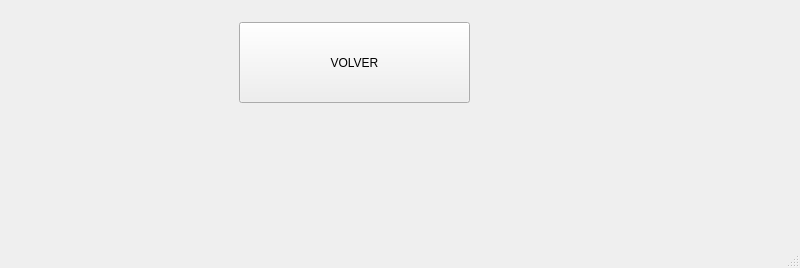
This is configuracion.ui in IvoDKHP/ProyectoEspecialidad4to as Qt 5 draws it before an edit. The edited form follows.
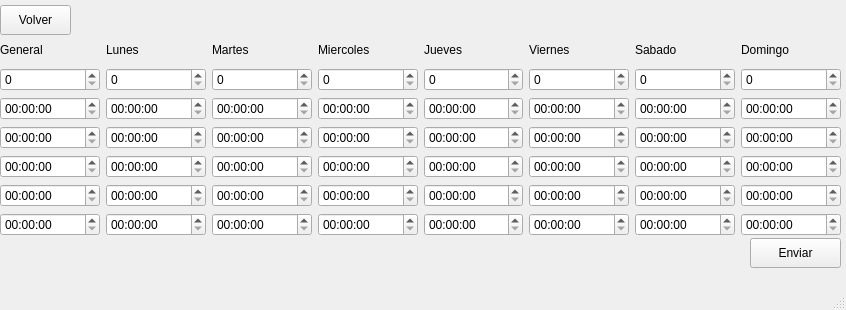
This is the edited form.

Diff of the .ui file:
```diff
--- a/configuracion.ui
+++ b/configuracion.ui
@@ -6,8 +6,8 @@
    <rect>
     <x>0</x>
     <y>0</y>
-    <width>800</width>
-    <height>268</height>
+    <width>846</width>
+    <height>310</height>
    </rect>
   </property>
   <property name="windowTitle">
@@ -17,14 +17,271 @@
    <widget class="QPushButton" name="pushButton">
     <property name="geometry">
      <rect>
-      <x>239</x>
-      <y>22</y>
-      <width>231</width>
-      <height>81</height>
+      <x>0</x>
+      <y>5</y>
+      <width>71</width>
+      <height>30</height>
      </rect>
     </property>
     <property name="text">
-     <string>VOLVER</string>
+     <string>Volver</string>
+    </property>
+   </widget>
+   <widget class="QWidget" name="horizontalLayoutWidget">
+    <property name="geometry">
+     <rect>
+      <x>0</x>
+      <y>37</y>
+      <width>841</width>
+      <height>199</height>
+     </rect>
+    </property>
+    <layout class="QHBoxLayout" name="SemanaLayout">
+     <item>
+      <layout class="QVBoxLayout" name="GeneralLayout">
+       <item>
+        <widget class="QLabel" name="cartel_general">
+         <property name="text">
+          <string>General</string>
+         </property>
+        </widget>
+       </item>
+       <item>
+        <widget class="QSpinBox" name="lm_grl"/>
+       </item>
+       <item>
+        <widget class="QTimeEdit" name="grl_tm1"/>
+       </item>
+       <item>
+        <widget class="QTimeEdit" name="grl_tm2"/>
+       </item>
+       <item>
+        <widget class="QTimeEdit" name="grl_tm3"/>
+       </item>
+       <item>
+        <widget class="QTimeEdit" name="grl_tm4"/>
+       </item>
+       <item>
+        <widget class="QTimeEdit" name="grl_tm5"/>
+       </item>
+      </layout>
+     </item>
+     <item>
+      <layout class="QVBoxLayout" name="LunesLayout">
+       <item>
+        <widget class="QLabel" name="cartel_lunes">
+         <property name="text">
+          <string>Lunes</string>
+         </property>
+        </widget>
+       </item>
+       <item>
+        <widget class="QSpinBox" name="lm_lu"/>
+       </item>
+       <item>
+        <widget class="QTimeEdit" name="lu_tm1"/>
+       </item>
+       <item>
+        <widget class="QTimeEdit" name="lu_tm2"/>
+       </item>
+       <item>
+        <widget class="QTimeEdit" name="lu_tm3"/>
+       </item>
+       <item>
+        <widget class="QTimeEdit" name="lu_tm4"/>
+       </item>
+       <item>
+        <widget class="QTimeEdit" name="lu_tm5"/>
+       </item>
+      </layout>
+     </item>
+     <item>
+      <layout class="QVBoxLayout" name="MartesLayout">
+       <item>
+        <widget class="QLabel" name="cartel_martes">
+         <property name="text">
+          <string>Martes</string>
+         </property>
+        </widget>
+       </item>
+       <item>
+        <widget class="QSpinBox" name="lm_mt"/>
+       </item>
+       <item>
+        <widget class="QTimeEdit" name="mt_tm1"/>
+       </item>
+       <item>
+        <widget class="QTimeEdit" name="mt_tm2"/>
+       </item>
+       <item>
+        <widget class="QTimeEdit" name="mt_tm3"/>
+       </item>
+       <item>
+        <widget class="QTimeEdit" name="mt_tm4"/>
+       </item>
+       <item>
+        <widget class="QTimeEdit" name="mt_tm5"/>
+       </item>
+      </layout>
+     </item>
+     <item>
+      <layout class="QVBoxLayout" name="MiercolesLayout">
+       <item>
+        <widget class="QLabel" name="cartel_miercoles">
+         <property name="text">
+          <string>Miercoles</string>
+         </property>
+        </widget>
+       </item>
+       <item>
+        <widget class="QSpinBox" name="lm_mc"/>
+       </item>
+       <item>
+        <widget class="QTimeEdit" name="mc_tm1"/>
+       </item>
+       <item>
+        <widget class="QTimeEdit" name="mc_tm2"/>
+       </item>
+       <item>
+        <widget class="QTimeEdit" name="mc_tm3"/>
+       </item>
+       <item>
+        <widget class="QTimeEdit" name="mc_tm4"/>
+       </item>
+       <item>
+        <widget class="QTimeEdit" name="mc_tm5"/>
+       </item>
+      </layout>
+     </item>
+     <item>
+      <layout class="QVBoxLayout" name="JuevesLayout">
+       <item>
+        <widget class="QLabel" name="cartel_jueves">
+         <property name="text">
+          <string>Jueves</string>
+         </property>
+        </widget>
+       </item>
+       <item>
+        <widget class="QSpinBox" name="lm_jv"/>
+       </item>
+       <item>
+        <widget class="QTimeEdit" name="jv_tm1"/>
+       </item>
+       <item>
+        <widget class="QTimeEdit" name="jv_tm2"/>
+       </item>
+       <item>
+        <widget class="QTimeEdit" name="jv_tm3"/>
+       </item>
+       <item>
+        <widget class="QTimeEdit" name="jv_tm4"/>
+       </item>
+       <item>
+        <widget class="QTimeEdit" name="jv_tm"/>
+       </item>
+      </layout>
+     </item>
+     <item>
+      <layout class="QVBoxLayout" name="ViernesLayout">
+       <item>
+        <widget class="QLabel" name="cartel_viernes">
+         <property name="text">
+          <string>Viernes</string>
+         </property>
+        </widget>
+       </item>
+       <item>
+        <widget class="QSpinBox" name="lm_vn"/>
+       </item>
+       <item>
+        <widget class="QTimeEdit" name="vn_tm1"/>
+       </item>
+       <item>
+        <widget class="QTimeEdit" name="vn_tm2"/>
+       </item>
+       <item>
+        <widget class="QTimeEdit" name="vn_tm3"/>
+       </item>
+       <item>
+        <widget class="QTimeEdit" name="vn_tm4"/>
+       </item>
+       <item>
+        <widget class="QTimeEdit" name="vn_tm5"/>
+       </item>
+      </layout>
+     </item>
+     <item>
+      <layout class="QVBoxLayout" name="SabadoLayout">
+       <item>
+        <widget class="QLabel" name="cartel_sabado">
+         <property name="text">
+          <string>Sabado</string>
+         </property>
+        </widget>
+       </item>
+       <item>
+        <widget class="QSpinBox" name="lm_sb"/>
+       </item>
+       <item>
+        <widget class="QTimeEdit" name="sb_tm1"/>
+       </item>
+       <item>
+        <widget class="QTimeEdit" name="sb_tm2"/>
+       </item>
+       <item>
+        <widget class="QTimeEdit" name="sb_tm3"/>
+       </item>
+       <item>
+        <widget class="QTimeEdit" name="sb_tm4"/>
+       </item>
+       <item>
+        <widget class="QTimeEdit" name="sb_tm5"/>
+       </item>
+      </layout>
+     </item>
+     <item>
+      <layout class="QVBoxLayout" name="DomingoLayout">
+       <item>
+        <widget class="QLabel" name="cartel_domingo">
+         <property name="text">
+          <string>Domingo</string>
+         </property>
+        </widget>
+       </item>
+       <item>
+        <widget class="QSpinBox" name="lm_dg"/>
+       </item>
+       <item>
+        <widget class="QTimeEdit" name="dg_tm1"/>
+       </item>
+       <item>
+        <widget class="QTimeEdit" name="dg_tm2"/>
+       </item>
+       <item>
+        <widget class="QTimeEdit" name="dg_tm3"/>
+       </item>
+       <item>
+        <widget class="QTimeEdit" name="dg_tm4"/>
+       </item>
+       <item>
+        <widget class="QTimeEdit" name="dg_tm5"/>
+       </item>
+      </layout>
+     </item>
+    </layout>
+   </widget>
+   <widget class="QPushButton" name="enviar_boton">
+    <property name="geometry">
+     <rect>
+      <x>750</x>
+      <y>238</y>
+      <width>91</width>
+      <height>30</height>
+     </rect>
+    </property>
+    <property name="text">
+     <string>Enviar</string>
     </property>
    </widget>
   </widget>
```
Left out of the diff: 27 changed lines with no effect on the pictures.
